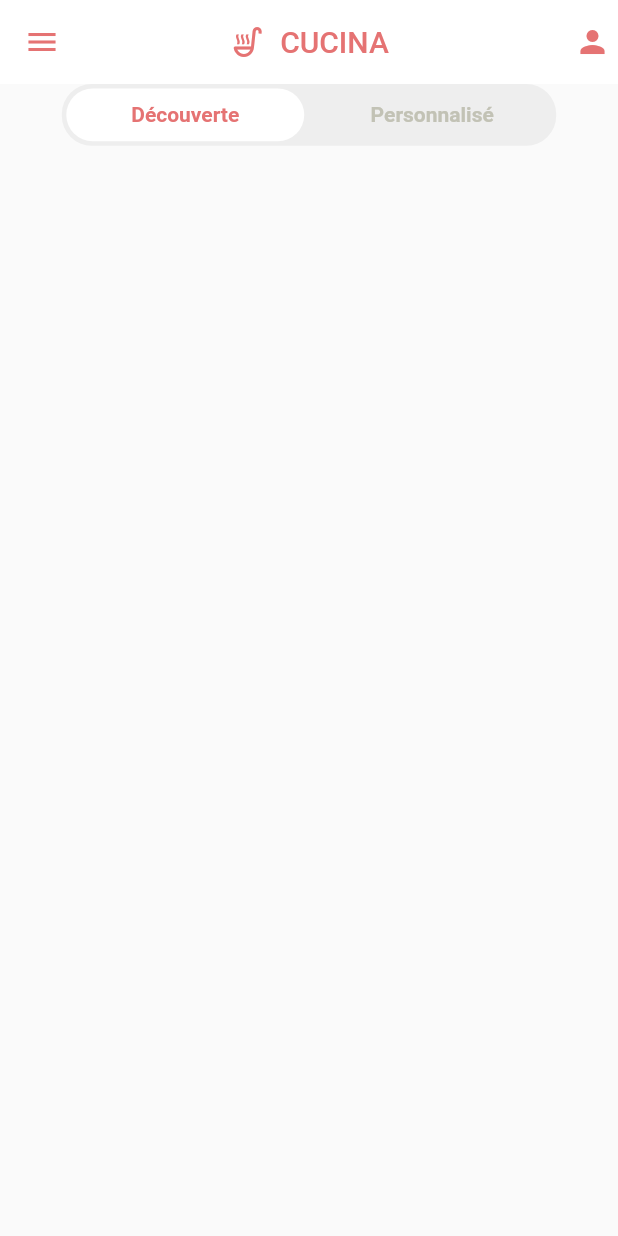
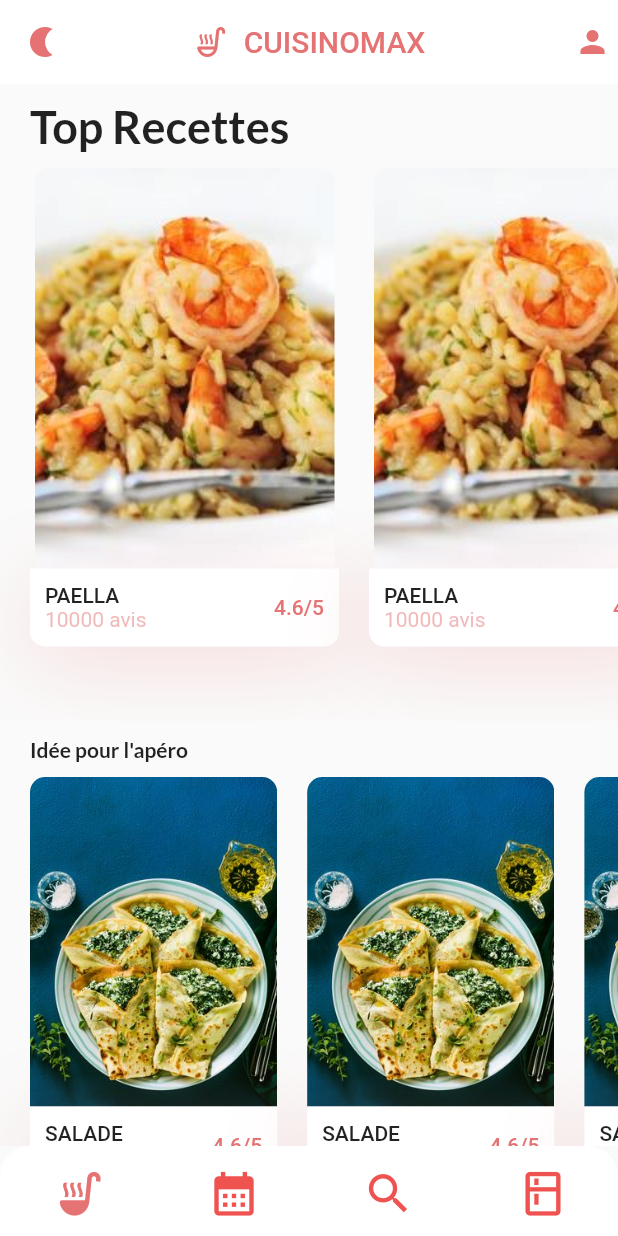
Before and after one commit to elios-cama/Projet_HM40, a Flutter app: the screen it shows after launch, on a phone screen of 412 x 824 dp. Run offline on Flutter 3.47's test engine with Material 2 defaults, Android fonts, the light colour scheme and no system bars; our stand-ins replace google_fonts.

Commit message:
first screen

```diff
--- /dev/null
+++ b/lib/components/RecipeRow.dart
@@ -0,0 +1,188 @@
+// ignore_for_file: prefer_const_constructors, prefer_const_literals_to_create_immutables
+
+import 'package:flutter/material.dart';
+
+import '../../../constants.dart';
+
+class RecomendsPlants extends StatelessWidget {
+  @override
+  Widget build(BuildContext context) {
+    return SingleChildScrollView(
+      scrollDirection: Axis.horizontal,
+      child: Row(
+        children: <Widget>[
+          Recomendrecipe(
+            image: "lib/assets/image1.jpeg",
+            title: "Brioche",
+            note: "4.6/5",
+            avis: "10000 avis",
+          ),
+          Recomendrecipe(
+            image: "lib/assets/image1.jpeg",
+            title: "Brioche",
+            note: "4.6/5",
+            avis: "10000 avis",
+          ),
+          Recomendrecipe(
+            image: "lib/assets/image1.jpeg",
+            title: "Brioche",
+            note: "4.6/5",
+            avis: "10000 avis",
+          ),
+          Recomendrecipe(
+            image: "lib/assets/image1.jpeg",
+            title: "Brioche",
+            note: "4.6/5",
+            avis: "10000 avis",
+          ),
+          Recomendrecipe(
+            image: "lib/assets/image1.jpeg",
+            title: "Brioche",
+            note: "4.6/5",
+            avis: "10000 avis",
+          ),
+          Recomendrecipe(
+            image: "lib/assets/image1.jpeg",
+            title: "Brioche",
+            note: "4.6/5",
+            avis: "10000 avis",
+          ),
+        ],
+      ),
+    );
+  }
+}
+class RecommandsEntre extends StatelessWidget {
+  @override
+  Widget build(BuildContext context) {
+    return SingleChildScrollView(
+      scrollDirection: Axis.horizontal,
+      child: Row(
+        children: <Widget>[
+          Recomendrecipe(
+            image: "lib/assets/image2.jpg",
+            title: "Salade",
+            note: "4.6/5",
+            avis: "10000 avis",
+          ),
+          Recomendrecipe(
+            image: "lib/assets/image2.jpg",
+            title: "Salade",
+            note: "4.6/5",
+            avis: "10000 avis",
+          ),
+          Recomendrecipe(
+            image: "lib/assets/image2.jpg",
+            title: "Salade",
+            note: "4.6/5",
+            avis: "10000 avis",
+          ),
+          Recomendrecipe(
+            image: "lib/assets/image2.jpg",
+            title: "Salade",
+            note: "4.6/5",
+            avis: "10000 avis",
+          ),
+          Recomendrecipe(
+            image: "lib/assets/image2.jpg",
+            title: "Salade",
+            note: "4.6/5",
+            avis: "10000 avis",
+          ),
+          Recomendrecipe(
+            image: "lib/assets/image2.jpg",
+            title: "Salade",
+            note: "4.6/5",
+            avis: "10000 avis",
+          ),
+        ],
+      ),
+    );
+  }
+}
+
+class Recomendrecipe extends StatelessWidget {
+  final String image, title, note, avis;
+
+  const Recomendrecipe(
+      {Key? key,
+      required this.image,
+      required this.title,
+      required this.note,
+      required this.avis})
+      : super(key: key);
+
+  @override
+  Widget build(BuildContext context) {
+    Size size = MediaQuery.of(context).size;
+    return Container(
+      margin: EdgeInsets.only(
+        left: kDefaultPadding,
+        top: kDefaultPadding / 2,
+        bottom: kDefaultPadding * 2.5,
+      ),
+      width: size.width * 0.4,
+
+      //height: size.height * 0.1,
+      child: Column(
+        children: <Widget>[
+          ClipRRect(
+            borderRadius: BorderRadius.only(
+              topLeft: Radius.circular(10),
+              topRight: Radius.circular(10),
+            ),
+            child: Image.asset(
+              image,
+            ),
+          ),
+          GestureDetector(
+            child: Container(
+              padding: EdgeInsets.all(kDefaultPadding / 2),
+              decoration: BoxDecoration(
+                color: Colors.white,
+                borderRadius: BorderRadius.only(
+                  bottomLeft: Radius.circular(10),
+                  bottomRight: Radius.circular(10),
+                ),
+                boxShadow: [
+                  BoxShadow(
+                    offset: Offset(0, 10),
+                    blurRadius: 50,
+                    color: kPrimaryColor.withOpacity(0.23),
+                  ),
+                ],
+              ),
+              child: Row(
+                children: <Widget>[
+                  RichText(
+                    text: TextSpan(
+                      children: [
+                        TextSpan(
+                            text: "$title\n".toUpperCase(),
+                            style: Theme.of(context).textTheme.button),
+                        TextSpan(
+                          text: "$avis",
+                          style: TextStyle(
+                            color: kPrimaryColor.withOpacity(0.5),
+                          ),
+                        ),
+                      ],
+                    ),
+                  ),
+                  Spacer(),
+                  Text(
+                    '\ $note',
+                    style: Theme.of(context)
+                        .textTheme
+                        .button
+                        ?.copyWith(color: kPrimaryColor),
+                  )
+                ],
+              ),
+            ),
+          )
+        ],
+      ),
+    );
+  }
+}
--- a/lib/components/appBarHome.dart
+++ b/lib/components/appBarHome.dart
@@ -1,11 +1,13 @@
  import 'package:flutter/material.dart';
+import 'package:miniprojethm40/constants.dart';
 
 AppBar AppBarHome() {
     return AppBar(
+      elevation: 0,
       centerTitle: true,
       leading: Icon(
-        Icons.menu,
-        color: Colors.red.shade300,
+        Icons.nightlight,
+        color: primaryRedColor,
       ),
       title: Row(
           mainAxisAlignment: MainAxisAlignment.center,
@@ -13,14 +15,14 @@ AppBar AppBarHome() {
           children: [
             Icon(
               Icons.soup_kitchen_outlined,
-              color: Colors.red.shade300,
+              color: primaryRedColor,
             ),
             SizedBox(
               width: 10,
             ),
             Text(
-              "CUCINA",
-              style: TextStyle(color: Colors.red.shade300),
+              "CUISINOMAX",
+              style: TextStyle(color: primaryRedColor),
             )
           ]),
       actions: [
@@ -28,7 +30,7 @@ AppBar AppBarHome() {
           padding: const EdgeInsets.only(right: 5),
           child: Icon(
             Icons.person,
-            color: Colors.red.shade300,
+            color: primaryRedColor,
           ),
         )
       ],
--- /dev/null
+++ b/lib/components/bigcards.dart
@@ -0,0 +1,138 @@
+// ignore_for_file: prefer_const_constructors, prefer_const_literals_to_create_immutables
+
+import 'package:flutter/material.dart';
+import 'package:miniprojethm40/constants.dart';
+
+class RecommandBigCard extends StatelessWidget {
+  final String image, title, note, avis;
+
+  const RecommandBigCard(
+      {Key? key,
+      required this.image,
+      required this.title,
+      required this.note,
+      required this.avis})
+      : super(key: key);
+
+  @override
+  Widget build(BuildContext context) {
+    Size size = MediaQuery.of(context).size;
+    return Container(
+      margin: EdgeInsets.only(
+        left: kDefaultPadding,
+        top: kDefaultPadding / 2,
+        bottom: kDefaultPadding * 2.5,
+      ),
+      width: size.width * 0.5,
+
+      //height: size.height * 0.1,
+      child: Column(
+        children: <Widget>[
+          ClipRRect(
+            borderRadius: BorderRadius.only(
+              topLeft: Radius.circular(10),
+              topRight: Radius.circular(10),
+            ),
+            child: Image.asset(
+              image,
+            ),
+          ),
+          GestureDetector(
+            child: Container(
+              padding: EdgeInsets.all(kDefaultPadding / 2),
+              decoration: BoxDecoration(
+                color: Colors.white,
+                borderRadius: BorderRadius.only(
+                  bottomLeft: Radius.circular(10),
+                  bottomRight: Radius.circular(10),
+                ),
+                boxShadow: [
+                  BoxShadow(
+                    offset: Offset(0, 10),
+                    blurRadius: 50,
+                    color: kPrimaryColor.withOpacity(0.23),
+                  ),
+                ],
+              ),
+              child: Row(
+                children: <Widget>[
+                  RichText(
+                    text: TextSpan(
+                      children: [
+                        TextSpan(
+                            text: "$title\n".toUpperCase(),
+                            style: Theme.of(context).textTheme.button),
+                        TextSpan(
+                          text: "$avis",
+                          style: TextStyle(
+                            color: kPrimaryColor.withOpacity(0.5),
+                          ),
+                        ),
+                      ],
+                    ),
+                  ),
+                  Spacer(),
+                  Text(
+                    '\ $note',
+                    style: Theme.of(context)
+                        .textTheme
+                        .button
+                        ?.copyWith(color: kPrimaryColor),
+                  )
+                ],
+              ),
+            ),
+          )
+        ],
+      ),
+    );
+  }
+}
+class RecommandsBigCardsExample extends StatelessWidget {
+  @override
+  Widget build(BuildContext context) {
+    return SingleChildScrollView(
+      scrollDirection: Axis.horizontal,
+      child: Row(
+        children: <Widget>[
+          RecommandBigCard(
+            image: "lib/assets/image3.jpg",
+            title: "Paella",
+            note: "4.6/5",
+            avis: "10000 avis",
+          ),
+          RecommandBigCard(
+            image: "lib/assets/image3.jpg",
+            title: "Paella",
+            note: "4.6/5",
+            avis: "10000 avis",
+          ),
+          RecommandBigCard(
+            image: "lib/assets/image3.jpg",
+            title: "Paella",
+            note: "4.6/5",
+            avis: "10000 avis",
+          ),
+          RecommandBigCard(
+            image: "lib/assets/image3.jpg",
+            title: "Paella",
+            note: "4.6/5",
+            avis: "10000 avis",
+          ),
+          RecommandBigCard(
+            image: "lib/assets/image3.jpg",
+            title: "Paella",
+            note: "4.6/5",
+            avis: "10000 avis",
+          ),
+          RecommandBigCard(
+            image: "lib/assets/image3.jpg",
+            title: "Paella",
+            note: "4.6/5",
+            avis: "10000 avis",
+          ),
+        ],
+      ),
+    );
+  }
+}
--- a/lib/components/body.dart
+++ /dev/null
@@ -1,24 +0,0 @@
-import 'package:flutter/material.dart';
-import 'package:miniprojethm40/components/categories.dart';
-import 'package:miniprojethm40/size_config.dart';
-
-class Body extends StatefulWidget {
-  const Body({ Key? key }) : super(key: key);
-
-  @override
-  State<Body> createState() => _BodyState();
-}
-
-class _BodyState extends State<Body> {
-
-  @override
-  Widget build(BuildContext context) {
-    SizeConfig().init(context);
-    return Column(
-      children: [
-
-        Categories()
-      ],
-    );
-  }
-}
--- a/lib/components/categories.dart
+++ b/lib/components/categories.dart
@@ -1,6 +1,7 @@
 // ignore_for_file: prefer_const_constructors
 
 import 'package:flutter/material.dart';
+import 'package:miniprojethm40/constants.dart';
 
 
 import '../../../size_config.dart';
@@ -67,7 +68,7 @@ class _CategoriesState extends State<Categories> {
           categories[index],
           style: TextStyle(
             fontWeight: FontWeight.bold,
-            color: selectedIndex == index ? Colors.red.shade300 : Color(0xFFC2C2B5),
+            color: selectedIndex == index ? primaryRedColor: Color(0xFFC2C2B5),
           ),
         ),
       ),
--- /dev/null
+++ b/lib/constants.dart
@@ -0,0 +1,6 @@
+import 'package:flutter/material.dart';
+
+Color  primaryRedColor = Colors.red.shade300;
+Color clickedIconColor = Colors.red.shade400;
+const double kDefaultPadding = 20.0;
+Color kPrimaryColor = primaryRedColor;
--- /dev/null
+++ b/lib/screens/FridgeScreen.dart
@@ -0,0 +1,12 @@
+import 'package:flutter/material.dart';
+
+class FridgeScreen extends StatelessWidget {
+  const FridgeScreen({ Key? key }) : super(key: key);
+
+  @override
+  Widget build(BuildContext context) {
+    return Container(
+      child: Text("fridge screen"),
+    );
+  }
+}
--- /dev/null
+++ b/lib/screens/RecipeScreen.dart
@@ -0,0 +1,56 @@
+// ignore_for_file: prefer_const_constructors, prefer_const_literals_to_create_immutables
+
+import 'package:flutter/material.dart';
+import 'package:google_fonts/google_fonts.dart';
+import 'package:miniprojethm40/components/RecipeRow.dart';
+import 'package:miniprojethm40/components/bigcards.dart';
+import 'package:miniprojethm40/components/categories.dart';
+import 'package:miniprojethm40/constants.dart';
+import 'package:miniprojethm40/size_config.dart';
+
+class RecipeScreen extends StatefulWidget {
+  const RecipeScreen({ Key? key }) : super(key: key);
+
+  @override
+  State<RecipeScreen> createState() => _RecipeScreenState();
+}
+
+class _RecipeScreenState extends State<RecipeScreen> {
+
+  @override
+  Widget build(BuildContext context) {
+    SizeConfig().init(context);
+    return SingleChildScrollView(
+
+      child: Column(
+        crossAxisAlignment: CrossAxisAlignment.start,
+        children: [
+          Padding(
+            padding: const EdgeInsets.only(
+              top: 10, left: 20,
+            ),
+            child: Text('Top Recettes', style:GoogleFonts.lato(fontWeight: FontWeight.bold, fontSize: 30),),
+          ),
+          RecommandsBigCardsExample(),
+          Padding(
+            padding: const EdgeInsets.only(
+              top: 10, left: 20,
+            ),
+            child: Text("Idée pour l'apéro", style:GoogleFonts.lato(fontWeight: FontWeight.bold),),
+          ),
+          RecommandsEntre(),
+          Padding(
+            padding: const EdgeInsets.only(
+              top: 10, left: 20,
+            ),
+            child: Text('Idée de dessert', style:GoogleFonts.lato(fontWeight: FontWeight.bold),),
+          ),
+          RecomendsPlants(),
+
+
+        ],
+
+      ),
+    );
+  }
+}
--- /dev/null
+++ b/lib/screens/SearchScreen.dart
@@ -0,0 +1,17 @@
+import 'package:flutter/material.dart';
+
+class SearchScreen extends StatefulWidget {
+  const SearchScreen({ Key? key }) : super(key: key);
+
+  @override
+  State<SearchScreen> createState() => _SearchScreenState();
+}
+
+class _SearchScreenState extends State<SearchScreen> {
+  @override
+  Widget build(BuildContext context) {
+    return Container(
+      child: Text("search screen"),
+    );
+  }
+}
--- a/lib/screens/home_screen.dart
+++ b/lib/screens/home_screen.dart
@@ -2,7 +2,12 @@
 
 import 'package:flutter/material.dart';
 import 'package:miniprojethm40/components/appBarHome.dart';
-import 'package:miniprojethm40/components/body.dart';
+import 'package:miniprojethm40/screens/FridgeScreen.dart';
+import 'package:miniprojethm40/screens/RecipeScreen.dart';
+import 'package:miniprojethm40/constants.dart';
+import 'package:miniprojethm40/constants.dart';
+import 'package:miniprojethm40/screens/SearchScreen.dart';
+import 'package:miniprojethm40/screens/weekScreen.dart';
 
 class HomePage extends StatefulWidget {
   const HomePage({Key? key}) : super(key: key);
@@ -12,11 +17,121 @@ class HomePage extends StatefulWidget {
 }
 
 class _HomePageState extends State<HomePage> {
+  int pageIndex = 0;
+  List pages = [
+    RecipeScreen(),
+    WeekScreen(),
+    SearchScreen(),
+    FridgeScreen()
+  ];
   @override
   Widget build(BuildContext context) {
     return Scaffold(
       appBar: AppBarHome(),
-      body: Body(),
+      body: pages[pageIndex],
+      bottomNavigationBar: CustomAppBar(context),
     );
   }
+
+
+
+
+
+
+
+
+  Container CustomAppBar(BuildContext context) {
+    return Container(
+
+    height: 60,
+    decoration: BoxDecoration(
+      color: Colors.white,
+      borderRadius: const BorderRadius.only(
+        topLeft: Radius.circular(20),
+        topRight: Radius.circular(20),
+      ),
+    ),
+    child: Row(
+      mainAxisAlignment: MainAxisAlignment.spaceAround,
+      children: [
+        IconButton(
+          enableFeedback: false,
+          onPressed: () {
+            setState(() {
+              pageIndex = 0;
+            });
+          },
+          icon: pageIndex == 0
+              ?  Icon(
+                  Icons.soup_kitchen,
+                  color: primaryRedColor,
+                  size: 35,
+                )
+              :  Icon(
+                  Icons.soup_kitchen_outlined,
+                  color: clickedIconColor,
+                  size: 35,
+                ),
+        ),
+        IconButton(
+          enableFeedback: false,
+          onPressed: () {
+            setState(() {
+              pageIndex = 1;
+            });
+          },
+          icon: pageIndex == 1
+              ?  Icon(
+                  Icons.date_range,
+                  color: primaryRedColor,
+                  size: 35,
+                )
+              :  Icon(
+                  Icons.calendar_month,
+                  color: clickedIconColor,
+                  size: 35,
+                ),
+        ),
+        IconButton(
+          enableFeedback: false,
+          onPressed: () {
+            setState(() {
+              pageIndex = 2;
+            });
+          },
+          icon: pageIndex == 2
+              ? Icon(
+                  Icons.search,
+                  color: primaryRedColor,
+                  size: 35,
+                )
+              : Icon(
+                  Icons.search,
+                  color: clickedIconColor,
+                  size: 35,
+                ),
+        ),
+        IconButton(
+          enableFeedback: false,
+          onPressed: () {
+            setState(() {
+              pageIndex = 3;
+            });
+          },
+          icon: pageIndex == 3
+              ?  Icon(
+                  Icons.kitchen,
+                  color: primaryRedColor,
+                  size: 35,
+                )
+              :  Icon(
+                  Icons.kitchen_outlined,
+                  color: clickedIconColor,
+                  size: 35,
+                ),
+        ),
+      ],
+    ),
+  );
+  }
 }
--- /dev/null
+++ b/lib/screens/weekScreen.dart
@@ -0,0 +1,12 @@
+import 'package:flutter/material.dart';
+
+class WeekScreen extends StatelessWidget {
+  const WeekScreen({ Key? key }) : super(key: key);
+
+  @override
+  Widget build(BuildContext context) {
+    return Container(
+      child: Text("week screen"),
+    );
+  }
+}
```
Also changed, not shown: pubspec.yaml (+4 -3 lines), lib/assets/image1.jpeg (added), lib/assets/image2.jpg (added), lib/assets/image3.jpg (added), pubspec.lock.
